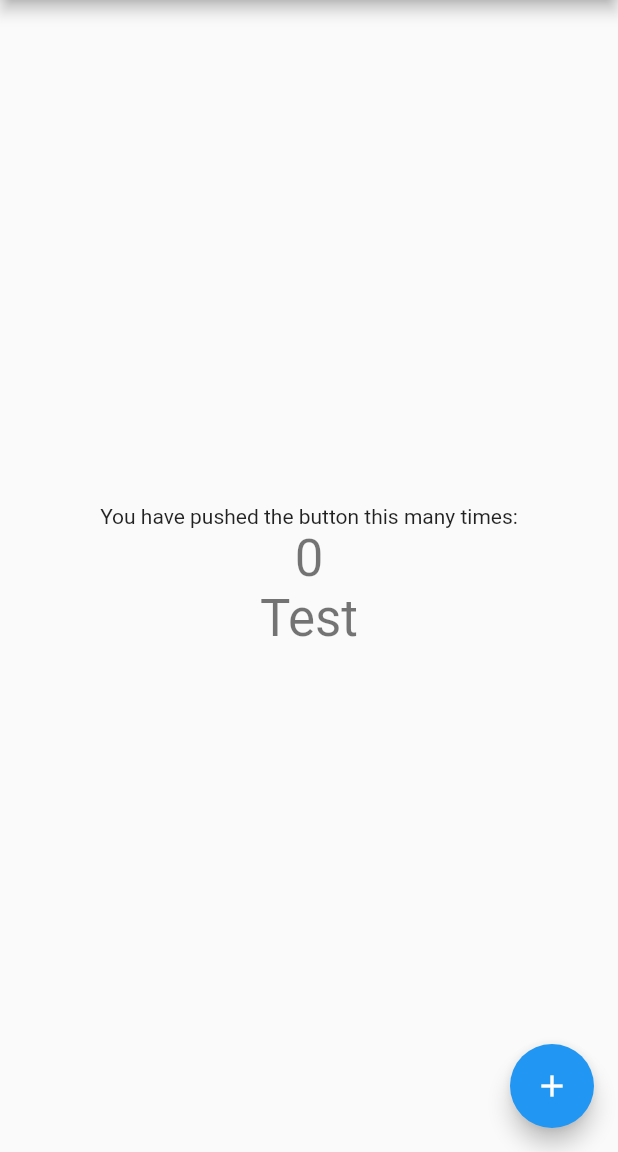
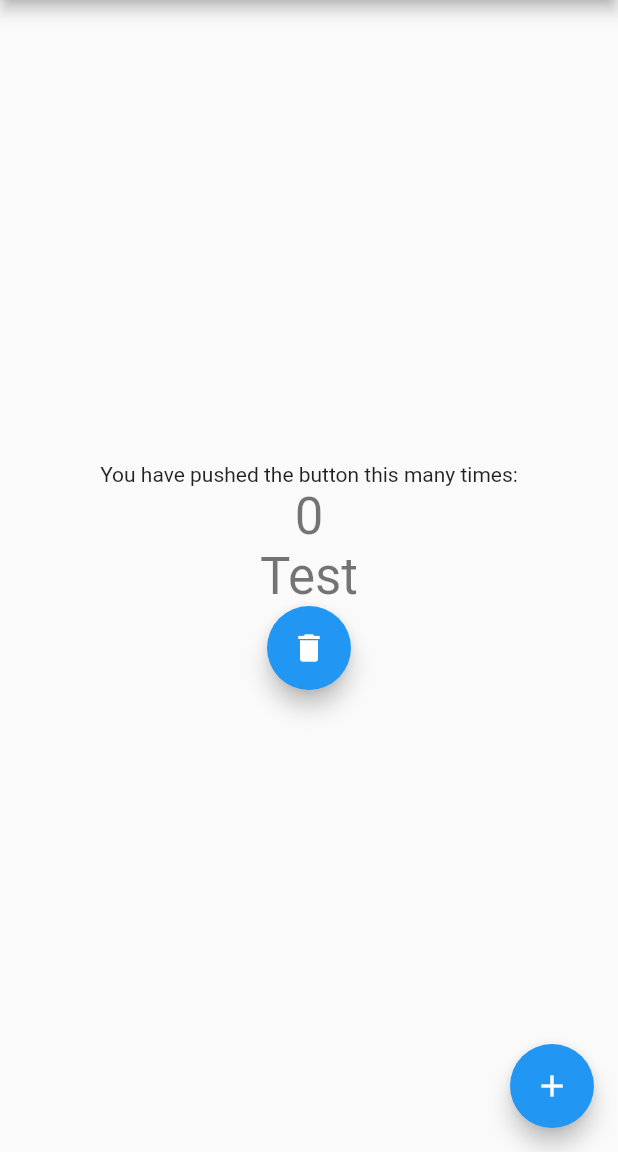
Before and after one commit to basepbutenko/HelloWorld, a Flutter app: the screen it shows after launch, on a phone screen of 412 x 824 dp, the part 84-1236 px from its top. Run offline on Flutter 3.47's test engine with Material 2 defaults, Android fonts, the phone set to English and light mode, and no system bars.

Commit message:
add minus button

```diff
--- a/lib/main.dart
+++ b/lib/main.dart
@@ -61,6 +61,13 @@ class _MyHomePageState extends State<MyHomePage> {
     });
   }
 
+
+  void _decrementCounter() {
+    setState(() {
+      _counter--;
+    });
+  }
+
   @override
   Widget build(BuildContext context) {
     // This method is rerun every time setState is called, for instance as done
@@ -106,6 +113,11 @@ class _MyHomePageState extends State<MyHomePage> {
               'Test',
               style: Theme.of(context).textTheme.headline4,
             ),
+            FloatingActionButton(
+              onPressed: _decrementCounter,
+              tooltip: 'Decrement',
+              child: const Icon(Icons.delete),
+            )
           ],
         ),
       ),
```
